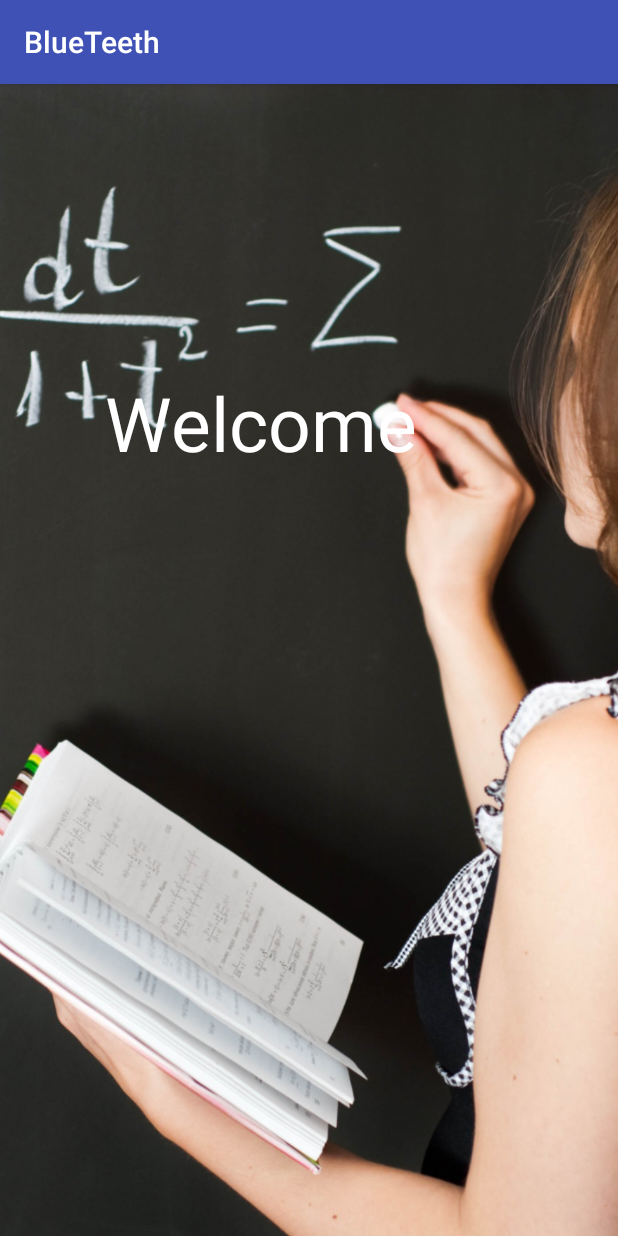
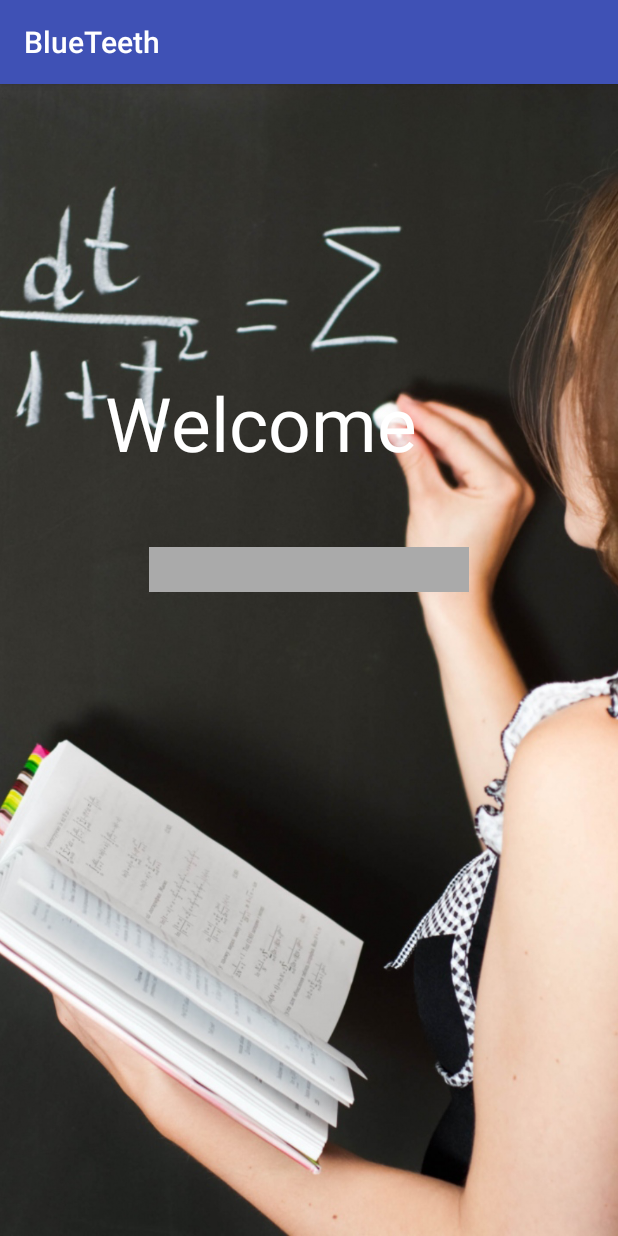
Before and after one commit to Martydude15/BlueTeeth, an Android app: the screen it shows after launch (HomeScreen), on a phone screen of 412 x 824 dp. Run offline under Robolectric (Android 15) with nearby library versions, the phone set to English and light mode, and no system bars.

Commit message:
UI Code Push Test 2

```diff
--- a/app/src/main/res/layout/activity_home_screen.xml
+++ b/app/src/main/res/layout/activity_home_screen.xml
@@ -15,7 +15,8 @@
         android:layout_alignParentStart="true"
         android:layout_alignParentTop="true"
         android:scaleType="centerCrop"
-        android:src="@drawable/BackgroundPic" />
+        android:src="@drawable/BackgroundPic"
+        android:visibility="visible" />
 
 
     <TextView
@@ -30,7 +31,21 @@
         android:paddingStart="70dp"
         android:text="Welcome"
         android:textColor="@color/southWhite"
-        android:textSize="50sp" />
+        android:textSize="50sp"
+        android:id="@+id/textView" />
+
+    <EditText
+        android:id="@+id/editText"
+        android:layout_width="wrap_content"
+        android:layout_height="wrap_content"
+        android:layout_below="@+id/textView"
+        android:layout_centerHorizontal="true"
+        android:layout_marginTop="49dp"
+        android:background="@android:color/darker_gray"
+        android:ems="10"
+        android:inputType="textPassword"
+        android:paddingBottom="5dp"
+        android:visibility="visible" />
 
 
 </RelativeLayout>
```
